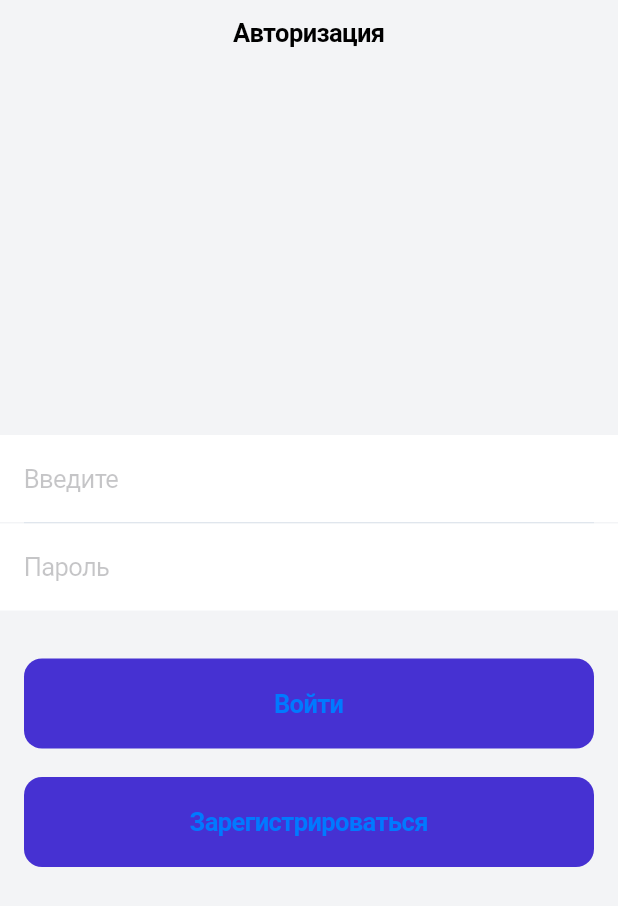
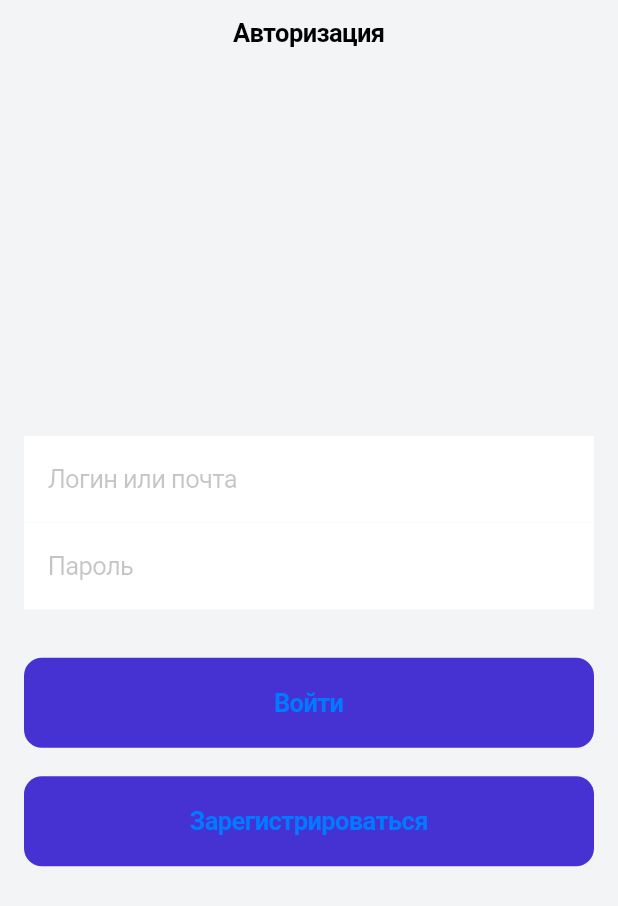
Before and after one commit to gaukhar1987/first_project, a Flutter app: the screen it shows after launch, on a phone screen of 412 x 824 dp. Shown: the top 906 px of the screen. Run offline on Flutter 3.47's test engine with Material 2 defaults, Android fonts, the phone set to English and light mode, and no system bars; our stand-ins replace dio.

Commit message:
auth_with_api

```diff
--- a/lib/scr/screens/auth/auth_screen.dart
+++ b/lib/scr/screens/auth/auth_screen.dart
@@ -1,5 +1,6 @@
 import 'package:dio/dio.dart';
 import 'package:flutter/cupertino.dart';
+import 'package:flutter/material.dart';
 import 'package:flutter_application_1/scr/common/constants/color_constants.dart';
 import 'package:flutter_application_1/scr/common/constants/padding_constants.dart';
 import 'package:flutter_application_1/scr/router/routing_const.dart';
@@ -15,6 +16,9 @@ class _AuthScreenState extends State<AuthScreen> {
 
   Dio dio = Dio();
 
+  final TextEditingController emailController = TextEditingController();
+  final TextEditingController passwordController = TextEditingController();
+
   @override
   Widget build(BuildContext context) {
     return CupertinoPageScaffold(
@@ -28,19 +32,25 @@ class _AuthScreenState extends State<AuthScreen> {
           mainAxisAlignment: MainAxisAlignment.center,
           crossAxisAlignment: CrossAxisAlignment.stretch,
           children: [
-            CustomTextField(
-              placeholder: ('Введите'),
+            Container (
+              color: Color(0xFFE0E6ED),
+              child: Column(
+                crossAxisAlignment: CrossAxisAlignment.stretch,
+                children: [
+                  CustomTextField(
+                    controller: emailController,
+                    placeholder: 'Логин или почта',
+                  ),
+                  /*TextFieldDivider(),*/
+                  CustomTextField(
+                    controller: passwordController,
+                    placeholder: 'Пароль',
+                  ),
+                ],
+              ),
+                  margin: AppPadding.horizontal,
             ),
 
-            Container (
-              height: 1,
-              color: Color(0xFFE0E6ED),
-              margin: AppPadding.horizontal,
-            ),
-
-            CustomTextField(
-              placeholder: ('Пароль'),
-            ),
             SizedBox(height: 32),
 
             Padding(
@@ -50,14 +60,40 @@ class _AuthScreenState extends State<AuthScreen> {
                 color: AppColors.main,
                 child: Text('Войти', style: TextStyle(fontWeight: FontWeight.bold),),
                 onPressed: () async {
+
+                  print(emailController.text);
+
+                  try {
                   Response response = await dio.post(
                     'http://api.codeunion.kz/api/v1/auth/login',
-                    data: {
-                      'email': 'maripbekoff@gmail.com',
+                      data: {
+                      'email': 'maripbekoff@gmail3.com',
                       'password': 'adminadmin'
                     },
                   );
-                  print(response.data);
+
+                  print(response.data['tokens']['accessToken']);
+                  Navigator.pushReplacementNamed(context, MainRoute);
+                  }
+                  on DioError catch (e) {
+                    print(e.response!.data);
+                    showCupertinoModalPopup(
+                      context: context,
+                      builder: (context) {
+                        return CupertinoAlertDialog(
+                          title: Text('Ошибка'),
+                          content: Text('Неправильный логин или пароль!'),
+                          actions: [
+                            CupertinoButton(
+                              child: Text('ОК'),
+                              onPressed: () => Navigator.pop(context),
+                            ),
+                          ],
+                        );
+                      },
+                    );
+                    throw e;
+                  }
                 },
               ),
             ),
@@ -92,9 +128,14 @@ class CustomTextField extends StatelessWidget {
   const CustomTextField({
     Key? key,
     this.placeholder = 'Введите',
+    this.suffix,
+    this.controller,
   }) : super(key: key);
 
   final String placeholder;
+    final Widget? suffix;
+  // Создаём поле controller
+  final TextEditingController? controller;
 
   @override
   Widget build(BuildContext context) {
@@ -104,6 +145,7 @@ class CustomTextField extends StatelessWidget {
         color: CupertinoColors.white,
       ),
       padding: const EdgeInsets.symmetric(vertical: 19, horizontal: 16),
+      suffix: suffix,
     );
   }
 }
```
